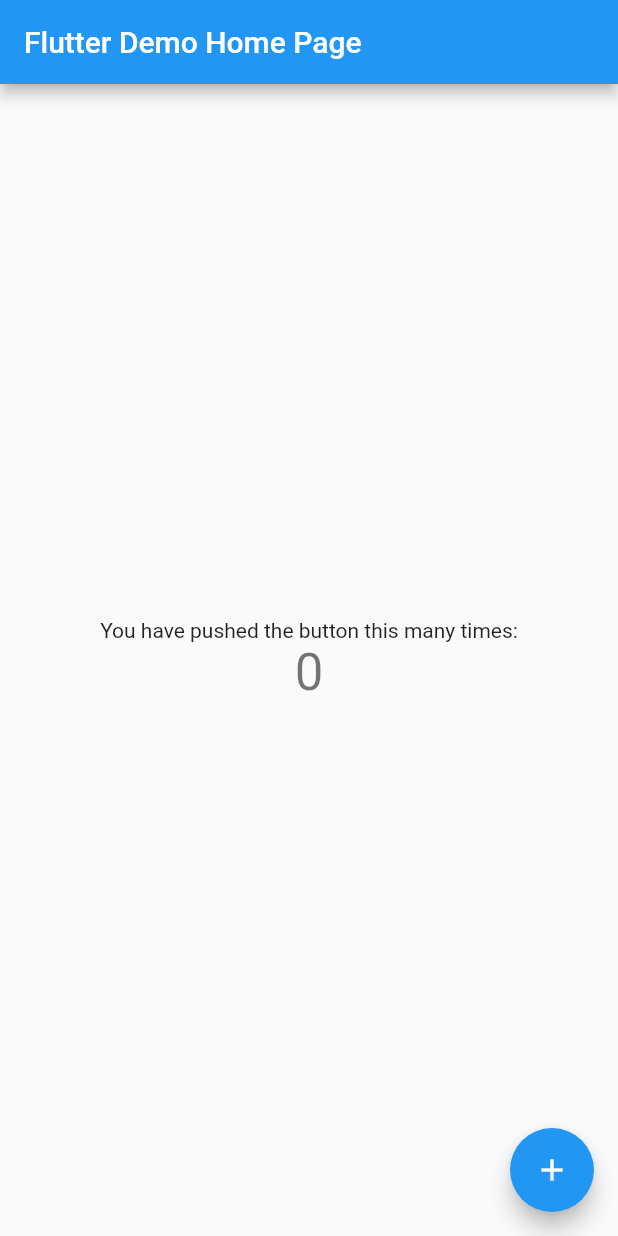
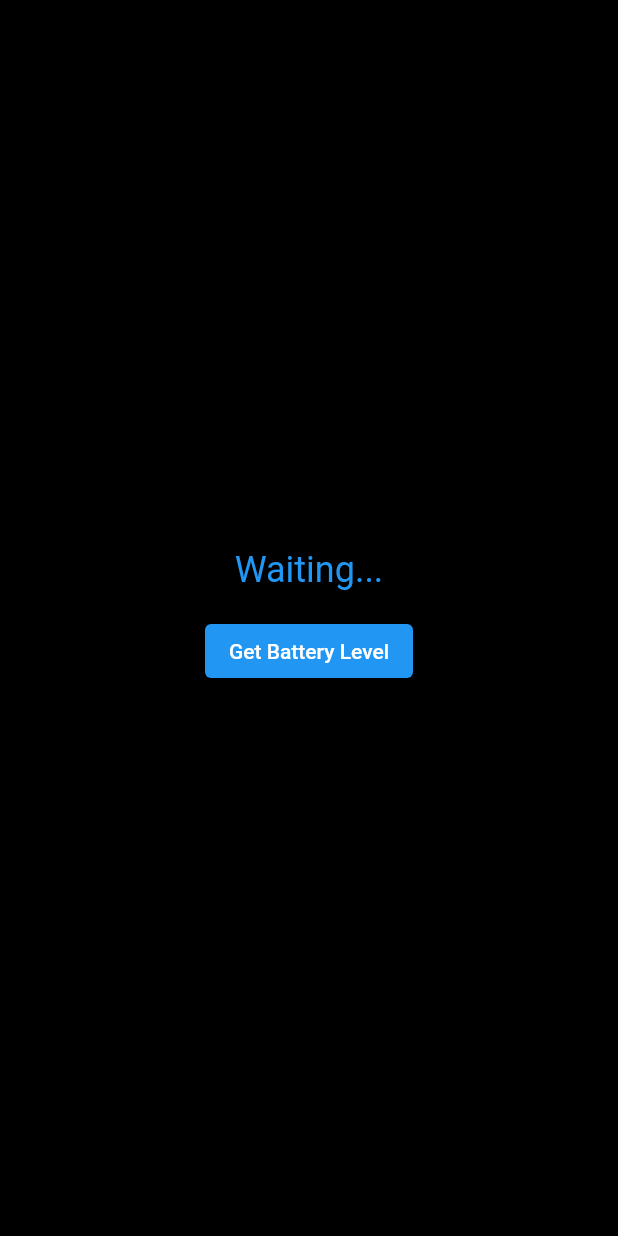
Before and after one commit to Donquixot228/native_code, a Flutter app: the screen it shows after launch, on a phone screen of 412 x 824 dp. Run offline on Flutter 3.47's test engine with Material 2 defaults, Android fonts, the phone set to English and light mode, and no system bars.

Commit message:
android done

```diff
--- a/lib/main.dart
+++ b/lib/main.dart
@@ -1,4 +1,7 @@
+import 'dart:async';
+
 import 'package:flutter/material.dart';
+import 'package:flutter/services.dart';
 
 void main() {
   runApp(const MyApp());
@@ -10,106 +13,132 @@ class MyApp extends StatelessWidget {
   // This widget is the root of your application.
   @override
   Widget build(BuildContext context) {
-    return MaterialApp(
+    return const MaterialApp(
+      debugShowCheckedModeBanner: false,
       title: 'Flutter Demo',
-      theme: ThemeData(
-        // This is the theme of your application.
-        //
-        // Try running your application with "flutter run". You'll see the
-        // application has a blue toolbar. Then, without quitting the app, try
-        // changing the primarySwatch below to Colors.green and then invoke
-        // "hot reload" (press "r" in the console where you ran "flutter run",
-        // or simply save your changes to "hot reload" in a Flutter IDE).
-        // Notice that the counter didn't reset back to zero; the application
-        // is not restarted.
-        primarySwatch: Colors.blue,
-      ),
-      home: const MyHomePage(title: 'Flutter Demo Home Page'),
+      home: MyHomePage(),
     );
   }
 }
 
 class MyHomePage extends StatefulWidget {
-  const MyHomePage({super.key, required this.title});
-
-  // This widget is the home page of your application. It is stateful, meaning
-  // that it has a State object (defined below) that contains fields that affect
-  // how it looks.
-
-  // This class is the configuration for the state. It holds the values (in this
-  // case the title) provided by the parent (in this case the App widget) and
-  // used by the build method of the State. Fields in a Widget subclass are
-  // always marked "final".
-
-  final String title;
+  const MyHomePage({Key? key}) : super(key: key);
 
   @override
   State<MyHomePage> createState() => _MyHomePageState();
 }
 
 class _MyHomePageState extends State<MyHomePage> {
-  int _counter = 0;
+  late StreamSubscription streamSubscription;
+  static const batteryChanel = MethodChannel('battery');
+  static const chargingChannel = EventChannel('battery_event');
 
-  void _incrementCounter() {
-    setState(() {
-      // This call to setState tells the Flutter framework that something has
-      // changed in this State, which causes it to rerun the build method below
-      // so that the display can reflect the updated values. If we changed
-      // _counter without calling setState(), then the build method would not be
-      // called again, and so nothing would appear to happen.
-      _counter++;
-    });
+  String batteryLevel = 'Waiting...';
+  String chargingLevel = 'Streaming...';
+
+  @override
+  void initState() {
+    super.initState();
+    // onListenBattery();
+    // onStreamBattery();
+  }
+
+  @override
+  void dispose() {
+   // streamSubscription.cancel();
+    super.dispose();
   }
 
   @override
   Widget build(BuildContext context) {
-    // This method is rerun every time setState is called, for instance as done
-    // by the _incrementCounter method above.
-    //
-    // The Flutter framework has been optimized to make rerunning build methods
-    // fast, so that you can just rebuild anything that needs updating rather
-    // than having to individually change instances of widgets.
     return Scaffold(
-      appBar: AppBar(
-        // Here we take the value from the MyHomePage object that was created by
-        // the App.build method, and use it to set our appbar title.
-        title: Text(widget.title),
-      ),
-      body: Center(
-        // Center is a layout widget. It takes a single child and positions it
-        // in the middle of the parent.
-        child: Column(
-          // Column is also a layout widget. It takes a list of children and
-          // arranges them vertically. By default, it sizes itself to fit its
-          // children horizontally, and tries to be as tall as its parent.
-          //
-          // Invoke "debug painting" (press "p" in the console, choose the
-          // "Toggle Debug Paint" action from the Flutter Inspector in Android
-          // Studio, or the "Toggle Debug Paint" command in Visual Studio Code)
-          // to see the wireframe for each widget.
-          //
-          // Column has various properties to control how it sizes itself and
-          // how it positions its children. Here we use mainAxisAlignment to
-          // center the children vertically; the main axis here is the vertical
-          // axis because Columns are vertical (the cross axis would be
-          // horizontal).
-          mainAxisAlignment: MainAxisAlignment.center,
-          children: <Widget>[
-            const Text(
-              'You have pushed the button this many times:',
-            ),
-            Text(
-              '$_counter',
-              style: Theme.of(context).textTheme.headline4,
-            ),
-          ],
+      backgroundColor: Colors.black,
+      body: Container(
+        padding: const EdgeInsets.all(32),
+        child: Center(
+          child: Column(
+            mainAxisAlignment: MainAxisAlignment.center,
+            children: [
+              Text(
+                batteryLevel,
+                style: const TextStyle(
+                  color: Colors.blue,
+                  fontSize: 24,
+                ),
+              ),
+              // Text(
+              //   chargingLevel,
+              //   style: const TextStyle(
+              //     color: Colors.blue,
+              //     fontSize: 24,
+              //   ),
+              // ),
+              const SizedBox(height: 16),
+              ElevatedButton(
+                onPressed: getBatteryLevel,
+                child: const Text('Get Battery Level'),
+              ),
+            ],
+          ),
         ),
       ),
-      floatingActionButton: FloatingActionButton(
-        onPressed: _incrementCounter,
-        tooltip: 'Increment',
-        child: const Icon(Icons.add),
-      ), // This trailing comma makes auto-formatting nicer for build methods.
+    );
+  }
+
+  Future getBatteryLevel() async {
+    final arguments = {'name': 'John'};
+    final String result =
+        await batteryChanel.invokeMethod('getBatteryLevel', arguments);
+    setState(
+      () {
+        batteryLevel = '$result%';
+      },
+    );
+  }
+
+  void onListenBattery() async {
+    batteryChanel.setMethodCallHandler(
+      (call) async {
+        if (call.method == 'onBatteryChanged') {
+          setState(
+            () {
+              batteryLevel = '${call.arguments}%';
+            },
+          );
+        }
+      },
+    );
+  }
+
+  void onStreamBattery() async {
+    streamSubscription = chargingChannel.receiveBroadcastStream().listen(
+      (event) {
+        setState(
+          () {
+            chargingLevel = '$event';
+          },
+        );
+      },
     );
   }
 }
+// import UIKit
+// import Flutter
+//
+// @UIApplicationMain
+// @objc class AppDelegate: FlutterAppDelegate {
+// override func application(
+// _ application: UIApplication,
+// didFinishLaunchingWithOptions launchOptions: [UIApplication.LaunchOptionsKey: Any]?
+// ) -> Bool {
+// let controller : FlutterViewController = window?.rootViewController as! FlutterViewController
+//
+// let METHOD_CHANNEL = FlutterMethodChannel(name: "com.example.flutter_app/MethodChannel", binaryMessenger: controller.binaryMessenger)
+// let batteryChannel = FlutterMethodChannel(name: "battery",
+//     binaryMessenger: self.flutterEngine.binaryMessenger)
+//
+//
+// GeneratedPluginRegistrant.register(with: self)
+// return super.application(application, didFinishLaunchingWithOptions: launchOptions)
+// }
+// }
```
